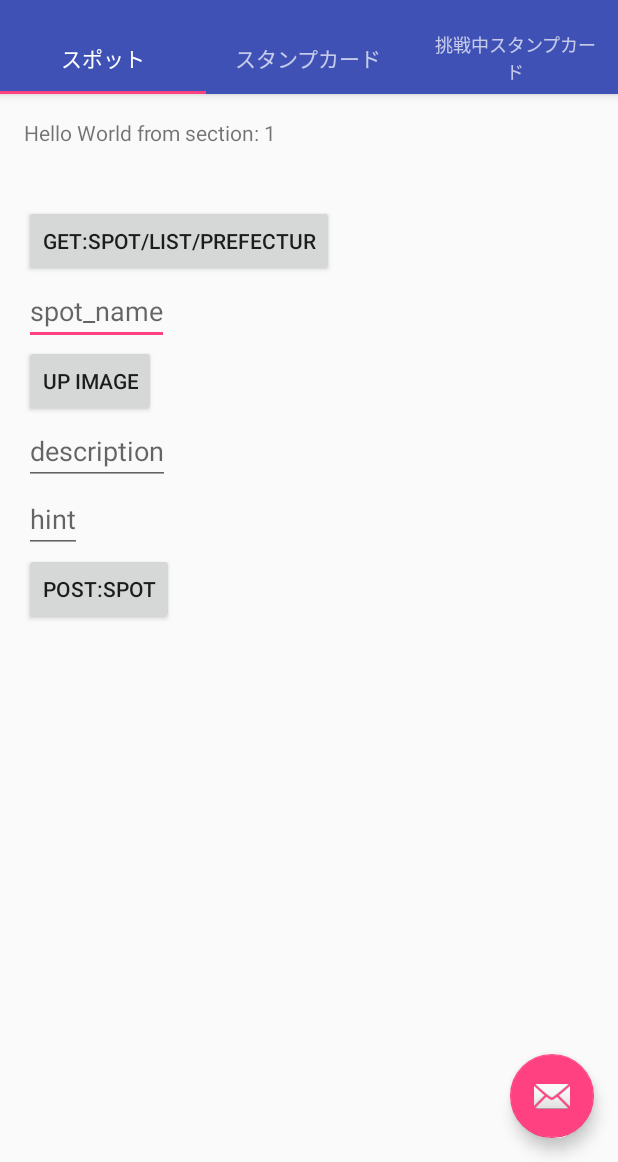
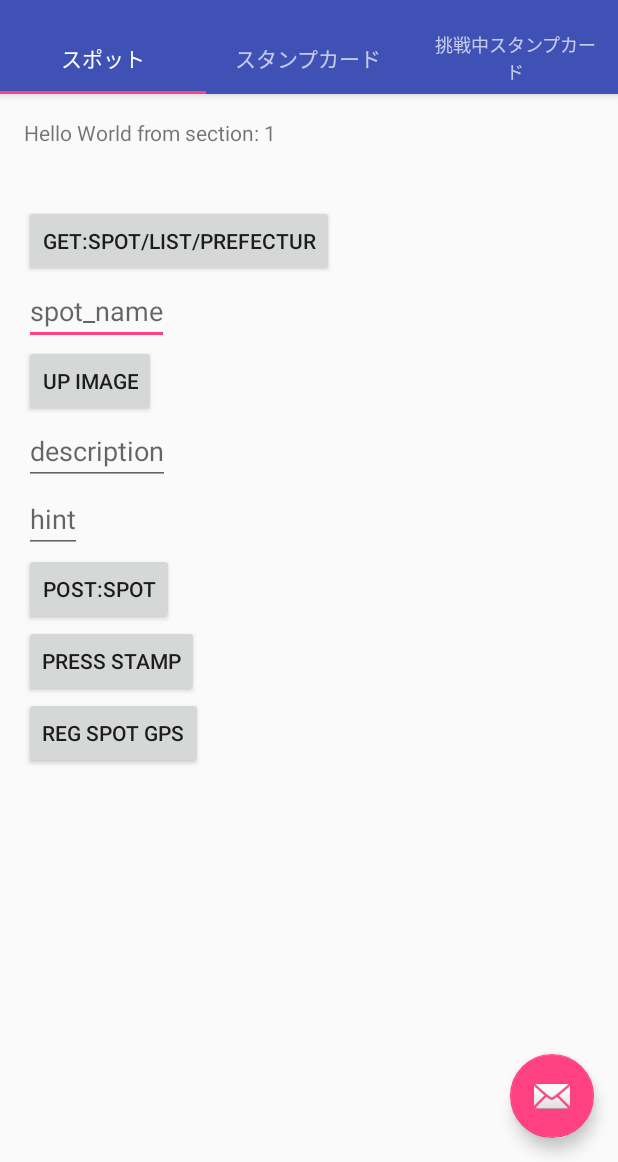
Before and after one commit to h-matsuo/hackathon_2017_colopl, an Android app: the screen it shows after launch (MainActivity), on a phone screen of 412 x 824 dp, the part 74-1236 px from its top. Run offline under Robolectric (Android 15) with nearby library versions, the phone set to English and light mode, and no system bars; libraries missing offline, so code that uses them is left out: com.loopj.android, cz.msebera.android; pictures from the network do not load.

Commit message:
GPSの機能追加

```diff
--- a/MyApplication/app/src/main/java/com/example/stamprally/PlaceholderFragment.java
+++ b/MyApplication/app/src/main/java/com/example/stamprally/PlaceholderFragment.java
@@ -50,6 +50,8 @@ public class PlaceholderFragment extends Fragment implements LocationListener {
     Button button;
     Button btnUpImg;
     Button btnPostSpot;
+    Button btnPressStamp;
+    Button btnPostSpotGPS;
 
     View rootView;
     Thread thread;
@@ -58,6 +60,8 @@ public class PlaceholderFragment extends Fragment implements LocationListener {
     ProgressDialog postingDialog;
 
     Location location;
+    // tmp!
+    Location registerLocation;
 
     int REQUEST_CHOOSER = 1000;
     Uri m_uri;
@@ -96,6 +100,8 @@ public class PlaceholderFragment extends Fragment implements LocationListener {
         button = (Button)rootView.findViewById(R.id.btn1);
         btnUpImg = (Button)rootView.findViewById(R.id.btn_up_img);
         btnPostSpot = (Button)rootView.findViewById(R.id.btn_post_spot);
+        btnPressStamp = (Button)rootView.findViewById(R.id.btn_press_stamp);
+        btnPostSpotGPS = (Button)rootView.findViewById(R.id.btn_post_spot_gps);
 
         /* ローディングダイアログ */
         loadingDialog = new ProgressDialog(getActivity());
@@ -312,13 +318,108 @@ public class PlaceholderFragment extends Fragment implements LocationListener {
                 });
             }
         });
+        btnPressStamp.setOnClickListener(new View.OnClickListener() {
+            @Override
+            public void onClick(View v) {
+                // registerLocation = location;
+                StringEntity entity = null;
+                try {
+                    // entity = new StringEntity(jsonParams.toString(),"UTF-8");
+                    // textView.setText(convertImageStr);
+                } catch (Exception e) {
+
+                }
+
+//                loadingDialog.hide();
+//                loadingDialog.setMessage("Posting...");
+//                loadingDialog.show();
+
+//                AsyncHttpClient client = new AsyncHttpClient();
+//                client.addHeader("Content-Type", "application/json");
+//                client.post(getContext(), "http://1ffd1c85.ngrok.io/api/spot/post", entity, "application/json",new AsyncHttpResponseHandler() {
+//                    // client.post("172.31.30.52:1323", params, new AsyncHttpResponseHandler() {
+//
+//                    @Override
+//                    public void onStart() {
+//                        // called before request is started
+//                        loadingDialog.show();
+//                    }
+//
+//                    @Override
+//                    public void onSuccess(int statusCode, Header[] headers, byte[] response) {
+//                        // called when response HTTP status is "200 OK"
+//                        String str = "";
+//                        Toast.makeText(getActivity(), "OK!", Toast.LENGTH_SHORT).show();
+//                        loadingDialog.hide();
+//                    }
+//
+//                    @Override
+//                    public void onFailure(int statusCode, Header[] headers, byte[] errorResponse, Throwable e) {
+//                        // called when response HTTP status is "4XX" (eg. 401, 403, 404)
+//                        Toast.makeText(getActivity(), "FAIL!", Toast.LENGTH_SHORT).show();
+//                        loadingDialog.hide();
+//                    }
+//                });
+            }
+        });
+        btnPostSpotGPS.setOnClickListener(new View.OnClickListener() {
+            @Override
+            public void onClick(View v) {
+                registerLocation = location;
+                Toast.makeText(getActivity(), "OK!", Toast.LENGTH_SHORT).show();
+//                StringEntity entity = null;
+//                try {
+//                    // entity = new StringEntity(jsonParams.toString(),"UTF-8");
+//                    // textView.setText(convertImageStr);
+//                } catch (Exception e) {
+//
+//                }
+
+//                loadingDialog.hide();
+//                loadingDialog.setMessage("Posting...");
+//                loadingDialog.show();
+
+//                AsyncHttpClient client = new AsyncHttpClient();
+//                client.addHeader("Content-Type", "application/json");
+//                client.post(getContext(), "http://1ffd1c85.ngrok.io/api/spot/post", entity, "application/json",new AsyncHttpResponseHandler() {
+//                    // client.post("172.31.30.52:1323", params, new AsyncHttpResponseHandler() {
+//
+//                    @Override
+//                    public void onStart() {
+//                        // called before request is started
+//                        loadingDialog.show();
+//                    }
+//
+//                    @Override
+//                    public void onSuccess(int statusCode, Header[] headers, byte[] response) {
+//                        // called when response HTTP status is "200 OK"
+//                        String str = "";
+//                        Toast.makeText(getActivity(), "OK!", Toast.LENGTH_SHORT).show();
+//                        loadingDialog.hide();
+//                    }
+//
+//                    @Override
+//                    public void onFailure(int statusCode, Header[] headers, byte[] errorResponse, Throwable e) {
+//                        // called when response HTTP status is "4XX" (eg. 401, 403, 404)
+//                        Toast.makeText(getActivity(), "FAIL!", Toast.LENGTH_SHORT).show();
+//                        loadingDialog.hide();
+//                    }
+//                });
+            }
+        });
     }
 
     //位置情報が通知されるたびにコールバックされるメソッド
     @Override
     public void onLocationChanged(Location location){
+        this.location = location;
+        if (location == null || registerLocation == null) {
+            return;
+        }
         TextView textView = (TextView) rootView.findViewById(R.id.location);
-        textView.setText(String.valueOf("onLocationChanged() : " + location.getLatitude()) + ":" + String.valueOf(location.getLongitude()));
+        textView.setText(String.valueOf("now : " + location.getLatitude()) + ":" + String.valueOf(location.getLongitude()) + "\n" +
+                String.valueOf("reg : " + registerLocation.getLatitude()) + ":" + String.valueOf(registerLocation.getLongitude()) + "\n" +
+                String.valueOf("destance : " + getDistance(location, registerLocation)));
     }
 
     //ロケーションプロバイダが利用不可能になるとコールバックされるメソッド
@@ -370,4 +471,18 @@ public class PlaceholderFragment extends Fragment implements LocationListener {
             imageView.setImageURI(resultUri);
         }
     }
+
+    /*
+     * 2点間の距離（メートル）、方位角（始点、終点）を取得
+     * ※配列で返す[距離、始点から見た方位角、終点から見た方位角]
+     */
+    public float getDistance(Location l1, Location l2) {
+        // 結果を格納するための配列を生成
+        float[] results = new float[3];
+
+        // 距離計算
+        Location.distanceBetween(l1.getLatitude(), l1.getLongitude(), l2.getLatitude(), l2.getLongitude(), results);
+
+        return results[0];
+    }
 }
--- a/MyApplication/app/src/main/res/layout/fragment_main.xml
+++ b/MyApplication/app/src/main/res/layout/fragment_main.xml
@@ -70,6 +70,17 @@
             android:layout_width="wrap_content"
             android:layout_height="wrap_content" />
 
+        <Button
+            android:id="@+id/btn_press_stamp"
+            android:text="Press Stamp"
+            android:layout_width="wrap_content"
+            android:layout_height="wrap_content" />
+
+        <Button
+            android:id="@+id/btn_post_spot_gps"
+            android:text="reg spot gps"
+            android:layout_width="wrap_content"
+            android:layout_height="wrap_content" />
 
     </LinearLayout>
 
```
